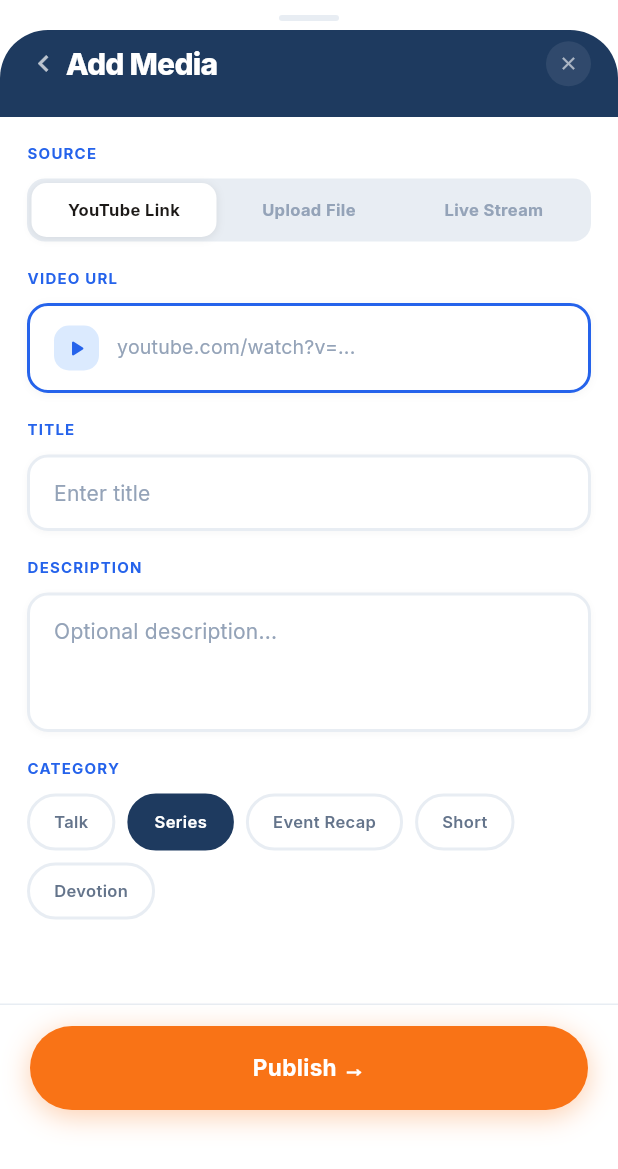
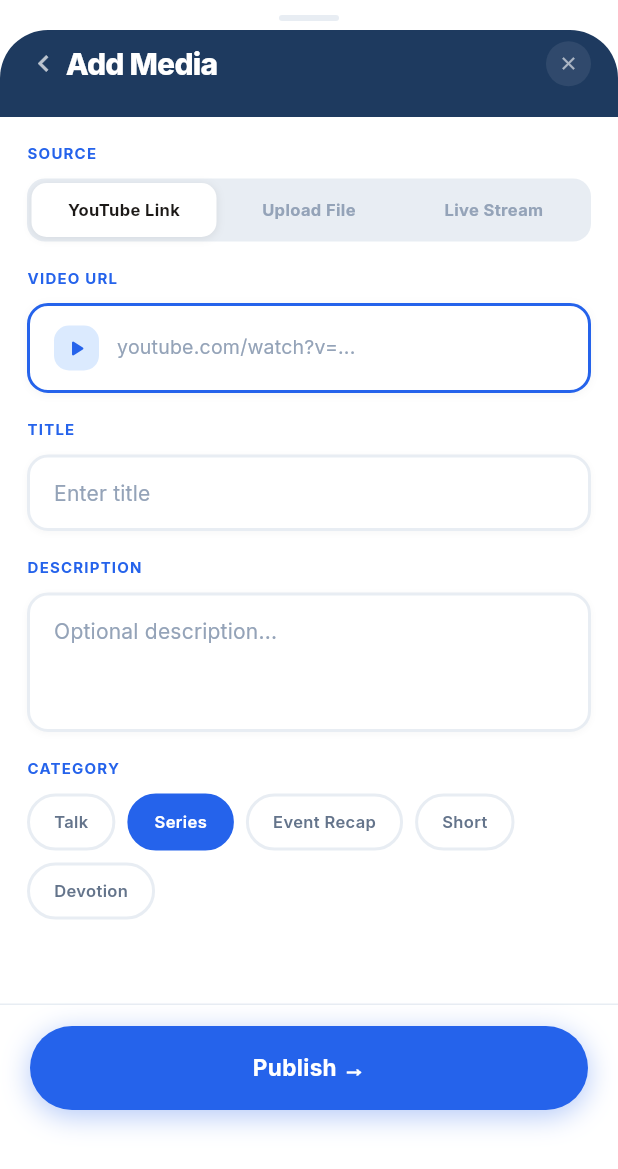
Before and after one commit to LungeloNgcemu/ChurchWeb, a Flutter app: the MediaPoster widget shown alone on an empty page, opened directly, on a phone screen of 412 x 824 dp. Shown: the top 1169 px of the screen. Run offline on Flutter 3.47's test engine with Material 3 defaults, Android fonts, the phone set to English and light mode, and no system bars; our stand-ins replace appwrite, awesome_snackbar_content, cached_network_image, carousel_slider, dropdown_button2, firebase_core and 18 more; missing offline and left inert: animated_snack_bar, bottom_sheet, dart:html, dart:js, flutter_event_calendar, flutter_product_carousel and 3 more; accounts and stored records are empty.

Commit message:
fix: Add Media sheet - remove gap + theme colors
- MediaPoster.show() static method: showModalBottomSheet with
  backgroundColor: Colors.transparent, isScrollControlled: true,
  shape: RoundedRectangleBorder(top radius 16), keyboard padding —
  fixes white gap above 'Add Media' header from old showFlexibleBottomSheet
- media_screen.dart: both call sites use MediaPoster.show(context) instead
  of create.sheeting(context, MediaPoster())
- Publish button: ConnectButton.primary (orange/accent) → ConnectButton.purple
  (primary theme color)
- Category chips selected: AppColors.navy → theme.colors.primary
- Added final theme = context.watch<ThemeManager>() in build()
- Field labels and active borders already used AppColors.purple (primary) — no change

Co-Authored-By: Claude Sonnet 4.6 <noreply@anthropic.com>

```diff
--- a/lib/screens/media/create_media.dart
+++ b/lib/screens/media/create_media.dart
@@ -14,12 +14,31 @@ import 'package:master/theme/app_colors.dart';
 import 'package:master/theme/app_typography.dart';
 import 'package:master/theme/app_spacing.dart';
 import 'package:master/widgets/common/connect_button.dart';
+import 'package:master/theme/theme_manager.dart';
 
 // create_page and poster are linked
 class MediaPoster extends StatefulWidget {
   MediaPoster({
     super.key,
   });
+
+  /// Show the Add Media sheet with correct shape and keyboard handling.
+  static Future<void> show(BuildContext context) {
+    return showModalBottomSheet(
+      context: context,
+      isScrollControlled: true,
+      backgroundColor: Colors.transparent,
+      shape: const RoundedRectangleBorder(
+        borderRadius: BorderRadius.vertical(top: Radius.circular(16)),
+      ),
+      builder: (ctx) => Padding(
+        padding: EdgeInsets.only(
+          bottom: MediaQuery.of(ctx).viewInsets.bottom,
+        ),
+        child: MediaPoster(),
+      ),
+    );
+  }
 
   @override
   State<MediaPoster> createState() => _MediaPosterState();
@@ -67,12 +86,13 @@ class _MediaPosterState extends State<MediaPoster> {
 
   @override
   Widget build(BuildContext context) {
+    final theme = context.watch<ThemeManager>();
     String selectedOption =
         Provider.of<SelectedOptionProvider>(context).selectedOption;
 
     return Stack(
       children: [
-        _buildSheet(selectedOption),
+        _buildSheet(selectedOption, theme),
         if (medaiClass.isLoading)
           Positioned.fill(
             child: Container(
@@ -97,7 +117,7 @@ class _MediaPosterState extends State<MediaPoster> {
     );
   }
 
-  Widget _buildSheet(String selectedOption) {
+  Widget _buildSheet(String selectedOption, ThemeManager theme) {
     return Container(
       decoration: BoxDecoration(
         color: AppColors.surface,
@@ -232,13 +252,13 @@ class _MediaPosterState extends State<MediaPoster> {
                               horizontal: 16, vertical: 8),
                           decoration: BoxDecoration(
                             color: isSelected
-                                ? AppColors.navy
+                                ? theme.colors.primary
                                 : AppColors.white,
                             borderRadius: BorderRadius.circular(
                                 AppSpacing.radiusPill),
                             border: Border.all(
                               color: isSelected
-                                  ? AppColors.navy
+                                  ? theme.colors.primary
                                   : AppColors.surfaceAlt,
                               width: 2,
                             ),
@@ -272,7 +292,7 @@ class _MediaPosterState extends State<MediaPoster> {
               border: Border(
                   top: BorderSide(color: AppColors.surfaceAlt, width: 1)),
             ),
-            child: ConnectButton.primary(
+            child: ConnectButton.purple(
               label: 'Publish →',
               isLoading: medaiClass.isLoading,
               onTap: medaiClass.isLoading
--- a/lib/screens/media/media_screen.dart
+++ b/lib/screens/media/media_screen.dart
@@ -72,7 +72,7 @@ class _MediaScreenState extends State<MediaScreen>
           // ── Topbar ───────────────────────────────────────────────────
           _MediaTopBar(
             onAddTap: ChurchInit.visibilityToggle(context)
-                ? () => create.sheeting(context, MediaPoster())
+                ? () => MediaPoster.show(context)
                 : null,
           ),
 
@@ -209,7 +209,7 @@ class _MediaScreenState extends State<MediaScreen>
       floatingActionButton: Visibility(
         visible: ChurchInit.visibilityToggle(context),
         child: GestureDetector(
-          onTap: () => create.sheeting(context, MediaPoster()),
+          onTap: () => MediaPoster.show(context),
           child: Container(
             width: 52,
             height: 52,
```
